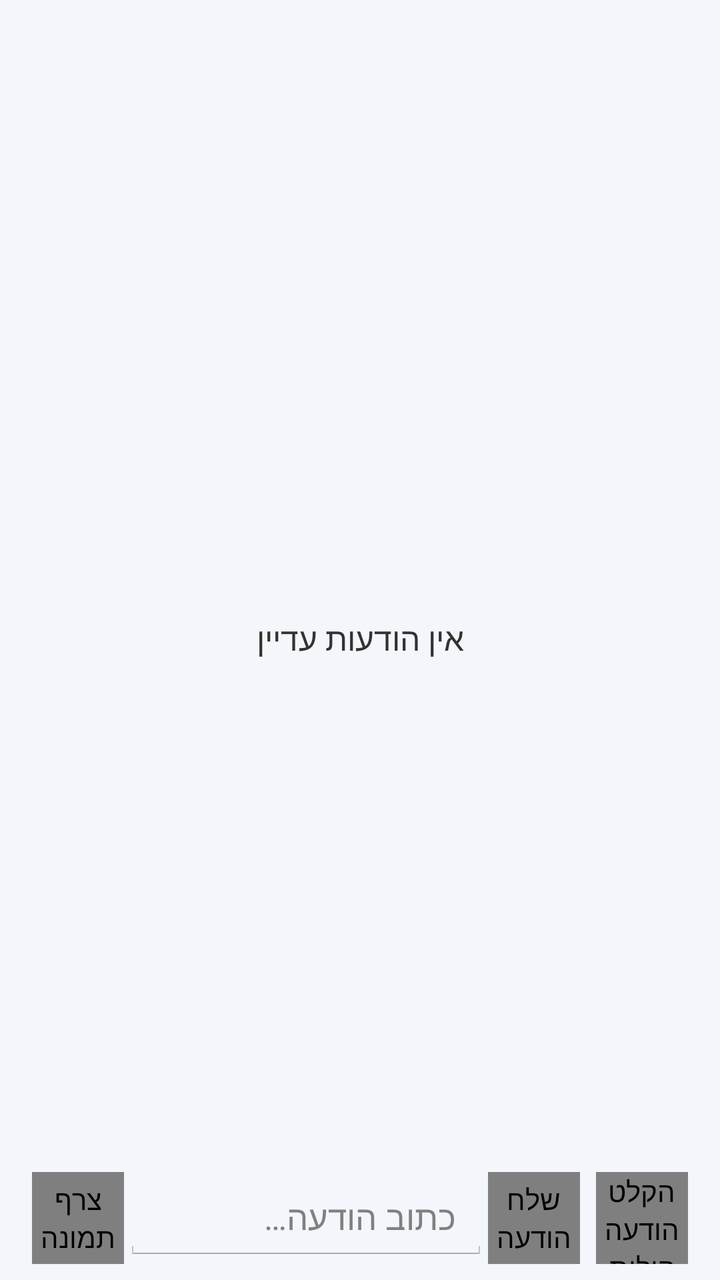
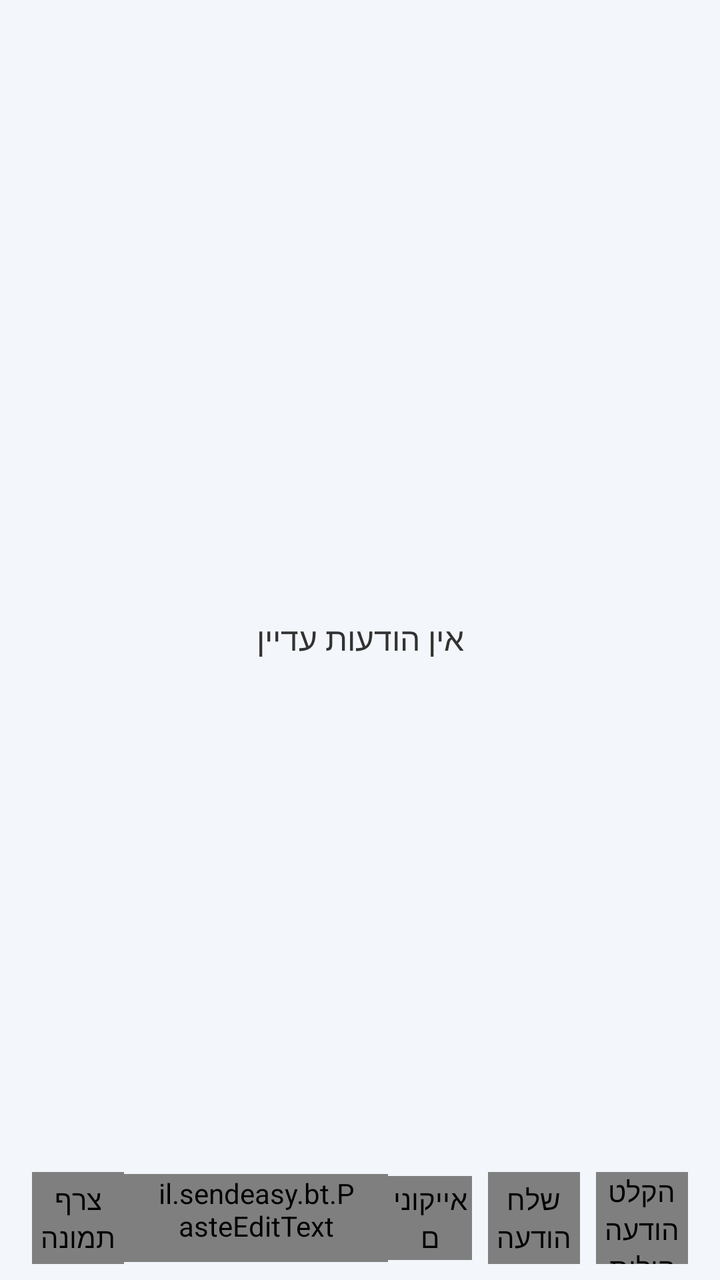

Compare the two renders of this Android layout. The source of the first and the diff that turns it into the second are given below.
<!-- AndroidManifest.xml: application theme AppTheme -->
<!-- res/layout/activity_chat.xml -->
<?xml version="1.0" encoding="utf-8"?>
<LinearLayout xmlns:android="http://schemas.android.com/apk/res/android"
    android:id="@+id/chatRoot"
    android:layout_width="match_parent"
    android:layout_height="match_parent"
    android:orientation="vertical">

    <LinearLayout
        android:id="@+id/chatHeader"
        android:layout_width="match_parent"
        android:layout_height="wrap_content"
        android:gravity="center_vertical"
        android:orientation="horizontal"
        android:padding="10dp">

        <TextView
            android:id="@+id/chatAvatar"
            android:layout_width="40dp"
            android:layout_height="40dp" />

        <LinearLayout
            android:layout_width="0dp"
            android:layout_height="wrap_content"
            android:layout_marginLeft="12dp"
            android:layout_marginRight="12dp"
            android:layout_weight="1"
            android:orientation="vertical">

            <TextView
                android:id="@+id/chatTitle"
                android:layout_width="match_parent"
                android:layout_height="wrap_content"
                android:ellipsize="end"
                android:singleLine="true"
                android:textSize="18sp"
                android:textStyle="bold" />

            <TextView
                android:id="@+id/chatSub"
                android:layout_width="match_parent"
                android:layout_height="wrap_content"
                android:singleLine="true"
                android:textSize="12sp" />
        </LinearLayout>
    </LinearLayout>

    <FrameLayout
        android:layout_width="match_parent"
        android:layout_height="0dp"
        android:layout_weight="1">

        <ListView
            android:id="@+id/chatList"
            android:layout_width="match_parent"
            android:layout_height="match_parent"
            android:clipToPadding="false"
            android:divider="@android:color/transparent"
            android:dividerHeight="0dp"
            android:listSelector="@android:color/transparent"
            android:nextFocusDown="@+id/chatInput"
            android:paddingBottom="6dp"
            android:paddingTop="6dp"
            android:stackFromBottom="true"
            android:transcriptMode="alwaysScroll" />

        <TextView
            android:id="@+id/chatEmpty"
            android:layout_width="match_parent"
            android:layout_height="wrap_content"
            android:layout_gravity="center"
            android:gravity="center"
            android:padding="24dp"
            android:text="@string/chat_empty"
            android:textSize="16sp" />
    </FrameLayout>

    <LinearLayout
        android:id="@+id/chatRecBar"
        android:layout_width="match_parent"
        android:layout_height="wrap_content"
        android:background="#FF263238"
        android:gravity="center_vertical"
        android:orientation="horizontal"
        android:padding="8dp"
        android:visibility="gone">

        <LinearLayout
            android:layout_width="0dp"
            android:layout_height="wrap_content"
            android:layout_weight="1"
            android:orientation="vertical">

            <TextView
                android:id="@+id/chatRec"
                android:layout_width="match_parent"
                android:layout_height="wrap_content"
                android:gravity="center_vertical"
                android:paddingLeft="8dp"
                android:paddingRight="8dp"
                android:textColor="#FFFFFFFF"
                android:textSize="16sp"
                android:textStyle="bold" />

            <TextView
                android:id="@+id/chatRecHint"
                android:layout_width="match_parent"
                android:layout_height="wrap_content"
                android:paddingLeft="8dp"
                android:paddingRight="8dp"
                android:textColor="#CCFFFFFF"
                android:textSize="11sp"
                android:visibility="gone" />
        </LinearLayout>

        <il.sendeasy.bt.IconView
            android:id="@+id/chatRecPause"
            android:layout_width="46dp"
            android:layout_height="46dp"
            android:layout_marginLeft="12dp"
            android:contentDescription="@string/cd_rec_pause"
            android:focusable="true"
            android:nextFocusDown="@+id/chatRecPause"
            android:nextFocusLeft="@+id/chatRecSend"
            android:nextFocusRight="@+id/chatRecCancel"
            android:nextFocusUp="@+id/chatRecPause" />

        <il.sendeasy.bt.IconView
            android:id="@+id/chatRecSend"
            android:layout_width="46dp"
            android:layout_height="46dp"
            android:layout_marginLeft="12dp"
            android:contentDescription="@string/cd_rec_send"
            android:focusable="true"
            android:nextFocusDown="@+id/chatRecSend"
            android:nextFocusLeft="@+id/chatRecCancel"
            android:nextFocusRight="@+id/chatRecPause"
            android:nextFocusUp="@+id/chatRecSend" />

        <il.sendeasy.bt.IconView
            android:id="@+id/chatRecCancel"
            android:layout_width="46dp"
            android:layout_height="46dp"
            android:layout_marginLeft="12dp"
            android:contentDescription="@string/cd_rec_cancel"
            android:focusable="true"
            android:nextFocusDown="@+id/chatRecCancel"
            android:nextFocusLeft="@+id/chatRecPause"
            android:nextFocusRight="@+id/chatRecSend"
            android:nextFocusUp="@+id/chatRecCancel" />
    </LinearLayout>

    <TextView
        android:id="@+id/chatSendProgress"
        android:layout_width="match_parent"
        android:layout_height="wrap_content"
        android:gravity="center"
        android:padding="8dp"
        android:textSize="13sp"
        android:visibility="gone" />

    <LinearLayout
        android:id="@+id/chatInputRow"
        android:layout_width="match_parent"
        android:layout_height="wrap_content"
        android:gravity="center_vertical"
        android:orientation="horizontal"
        android:padding="8dp">

        <il.sendeasy.bt.IconView
            android:id="@+id/chatAttach"
            android:layout_width="46dp"
            android:layout_height="46dp"
            android:layout_marginLeft="8dp"
            android:contentDescription="@string/cd_attach"
            android:focusable="true"
            android:nextFocusDown="@+id/chatAttach"
            android:nextFocusLeft="@+id/chatInput"
            android:nextFocusRight="@+id/chatAttach"
            android:nextFocusUp="@+id/chatList" />

        <EditText
            android:id="@+id/chatInput"
            android:layout_width="0dp"
            android:layout_height="wrap_content"
            android:layout_weight="1"
            android:hint="@string/chat_hint"
            android:imeOptions="actionSend"
            android:inputType="textCapSentences|textMultiLine"
            android:maxLines="3"
            android:minHeight="44dp"
            android:nextFocusLeft="@+id/chatMic"
            android:nextFocusRight="@+id/chatAttach"
            android:nextFocusUp="@+id/chatList"
            android:paddingLeft="16dp"
            android:paddingRight="16dp"
            android:textSize="17sp" />

        <il.sendeasy.bt.IconView
            android:id="@+id/chatSend"
            android:layout_width="46dp"
            android:layout_height="46dp"
            android:layout_marginRight="8dp"
            android:contentDescription="@string/cd_send"
            android:focusable="true"
            android:nextFocusDown="@+id/chatSend"
            android:nextFocusLeft="@+id/chatSend"
            android:nextFocusRight="@+id/chatInput"
            android:nextFocusUp="@+id/chatList" />

        <il.sendeasy.bt.IconView
            android:id="@+id/chatMic"
            android:layout_width="46dp"
            android:layout_height="46dp"
            android:layout_marginRight="8dp"
            android:contentDescription="@string/cd_mic"
            android:focusable="true"
            android:nextFocusDown="@+id/chatMic"
            android:nextFocusLeft="@+id/chatMic"
            android:nextFocusRight="@+id/chatInput"
            android:nextFocusUp="@+id/chatList" />
    </LinearLayout>
</LinearLayout>
<!-- resources referenced by this layout -->
<resources>
  <string name="cd_attach">צרף תמונה</string>
  <string name="cd_mic">הקלט הודעה קולית</string>
  <string name="cd_rec_cancel">בטל הקלטה</string>
  <string name="cd_rec_pause">השהה או המשך הקלטה</string>
  <string name="cd_rec_send">שלח הקלטה</string>
  <string name="cd_send">שלח הודעה</string>
  <string name="chat_empty">אין הודעות עדיין</string>
  <string name="chat_hint">כתוב הודעה…</string>
  <style name="AppTheme" parent="android:Theme.Holo.Light.NoActionBar">
          <item name="sbBg">@color/bg_light</item>
          <item name="sbHeader">@color/header_black</item>
          <item name="sbAccent">@color/accent_blue</item>
          <item name="sbText">@color/text_dark</item>
          <item name="sbTextSecondary">@color/text_dark_secondary</item>
          <item name="sbRow">@color/row_light</item>
          <item name="sbBubbleIn">@color/bubble_in_light</item>
          <item name="sbBubbleOut">@color/bubble_out_light</item>
          <item name="android:windowBackground">@color/bg_light</item>
      </style>
  <color name="bg_light">#FFF3F6FA</color>
  <color name="header_black">#FF0B5CAD</color>
  <color name="accent_blue">#FF0078D7</color>
  <color name="text_dark">#FF212121</color>
  <color name="text_dark_secondary">#FF5A5A5A</color>
  <color name="row_light">#FFFFFFFF</color>
  <color name="bubble_in_light">#FFE8EEF7</color>
  <color name="bubble_out_light">#FFD6EAFB</color>
</resources>

<!-- the commit's change to res/layout/activity_chat.xml (unified diff, before → after) -->
@@ -178,7 +178,7 @@
             android:nextFocusRight="@+id/chatAttach"
             android:nextFocusUp="@+id/chatList" />
 
-        <EditText
+        <il.sendeasy.bt.PasteEditText
             android:id="@+id/chatInput"
             android:layout_width="0dp"
             android:layout_height="wrap_content"
@@ -188,7 +188,7 @@
             android:inputType="textCapSentences|textMultiLine"
             android:maxLines="3"
             android:minHeight="44dp"
-            android:nextFocusLeft="@+id/chatMic"
+            android:nextFocusLeft="@+id/chatEmo"
             android:nextFocusRight="@+id/chatAttach"
             android:nextFocusUp="@+id/chatList"
             android:paddingLeft="16dp"
@@ -196,6 +196,18 @@
             android:textSize="17sp" />
 
         <il.sendeasy.bt.IconView
+            android:id="@+id/chatEmo"
+            android:layout_width="42dp"
+            android:layout_height="42dp"
+            android:layout_marginRight="8dp"
+            android:contentDescription="@string/cd_emoticons"
+            android:focusable="true"
+            android:nextFocusDown="@+id/chatEmo"
+            android:nextFocusLeft="@+id/chatMic"
+            android:nextFocusRight="@+id/chatInput"
+            android:nextFocusUp="@+id/chatList" />
+
+        <il.sendeasy.bt.IconView
             android:id="@+id/chatSend"
             android:layout_width="46dp"
             android:layout_height="46dp"
@@ -204,7 +216,7 @@
             android:focusable="true"
             android:nextFocusDown="@+id/chatSend"
             android:nextFocusLeft="@+id/chatSend"
-            android:nextFocusRight="@+id/chatInput"
+            android:nextFocusRight="@+id/chatEmo"
             android:nextFocusUp="@+id/chatList" />
 
         <il.sendeasy.bt.IconView
@@ -216,7 +228,7 @@
             android:focusable="true"
             android:nextFocusDown="@+id/chatMic"
             android:nextFocusLeft="@+id/chatMic"
-            android:nextFocusRight="@+id/chatInput"
+            android:nextFocusRight="@+id/chatEmo"
             android:nextFocusUp="@+id/chatList" />
     </LinearLayout>
 </LinearLayout>
<!-- resource entries referenced after the edit -->
@@ -1,6 +1,7 @@
 <!-- resources referenced by this layout -->
 <resources>
   <string name="cd_attach">צרף תמונה</string>
+  <string name="cd_emoticons">אייקונים</string>
   <string name="cd_mic">הקלט הודעה קולית</string>
   <string name="cd_rec_cancel">בטל הקלטה</string>
   <string name="cd_rec_pause">השהה או המשך הקלטה</string>
